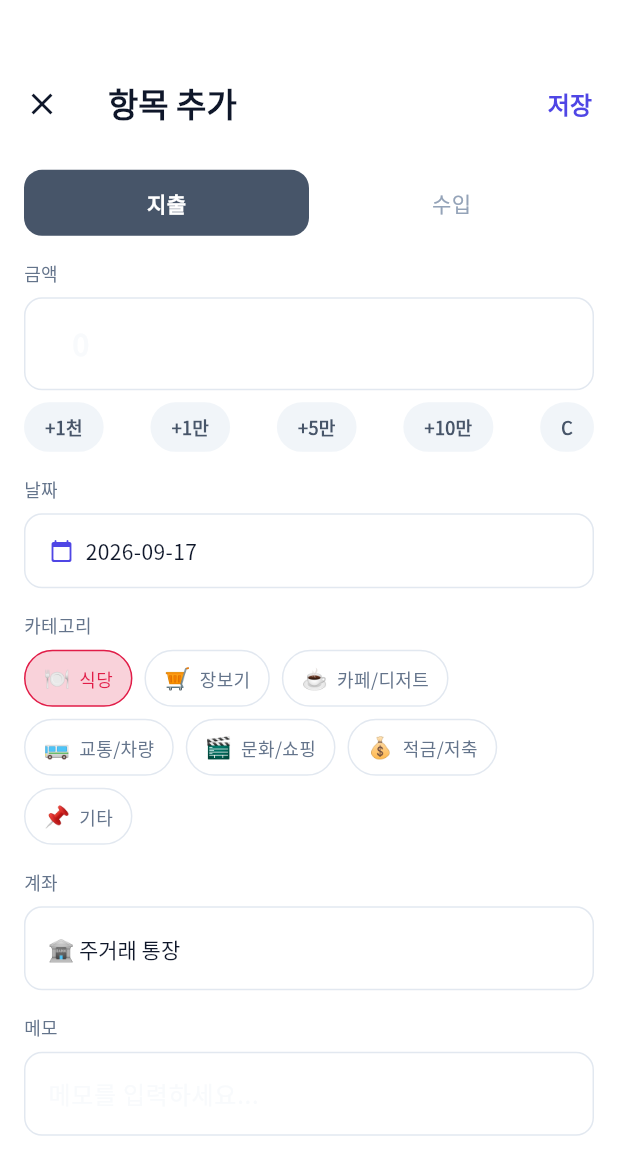
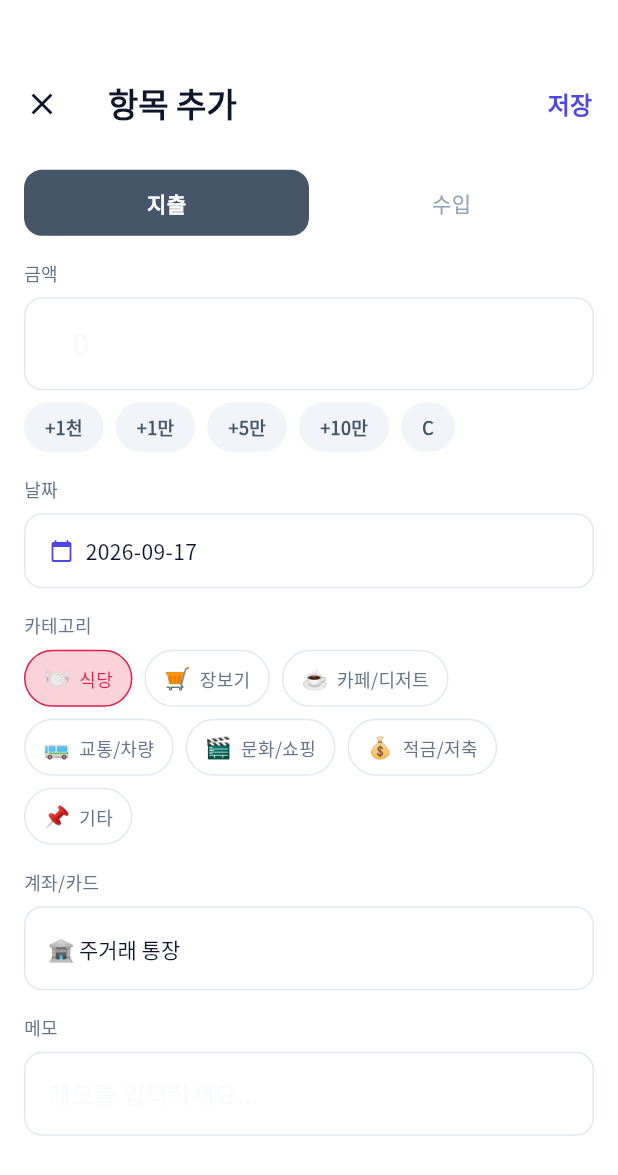
Before and after one commit to trudy4905/smart-budget-app, a Flutter app: the AddTransactionScreen screen opened directly, on a phone screen of 412 x 824 dp. Shown: the top 1175 px of the screen. Run offline on Flutter 3.47's test engine with Material 3 defaults, Android fonts, the phone set to English and light mode, and no system bars; our stand-ins replace flutter_speed_dial, google_fonts, shared_preferences; accounts and stored records are empty.

Commit message:
UI: Align amount buttons to left and update account label

```diff
--- a/flutter_app/lib/screens/home_screen.dart
+++ b/flutter_app/lib/screens/home_screen.dart
@@ -1497,8 +1497,9 @@ class _AddTransactionScreenState extends State<AddTransactionScreen> {
               },
             ),
             const SizedBox(height: 8),
-            Row(
-              mainAxisAlignment: MainAxisAlignment.spaceBetween,
+            Wrap(
+              spacing: 8,
+              runSpacing: 8,
               children: [
                 _amountBtn('+1천', 1000),
                 _amountBtn('+1만', 10000),
@@ -1556,7 +1557,7 @@ class _AddTransactionScreenState extends State<AddTransactionScreen> {
               }).toList(),
             ),
             const SizedBox(height: 16),
-            _label('계좌'),
+            _label(_type == 'expense' ? '계좌/카드' : '계좌'),
             DropdownButtonFormField<String>(
               value: _accountId,
               dropdownColor: const Color(0xFFFFFFFF),
```
